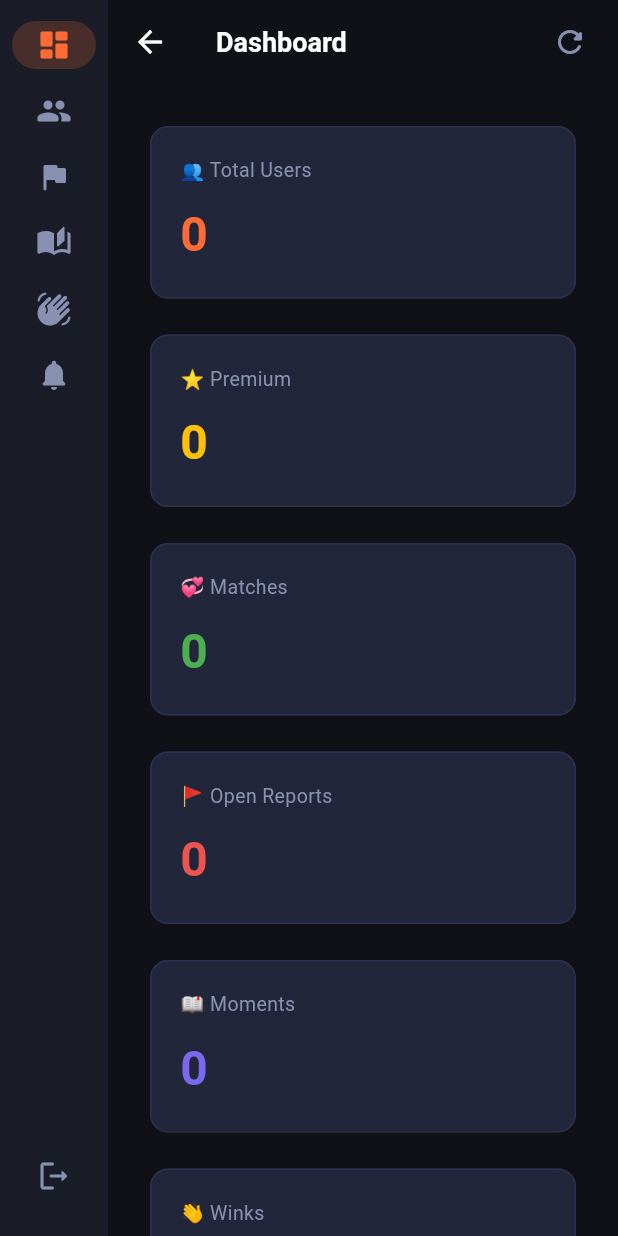
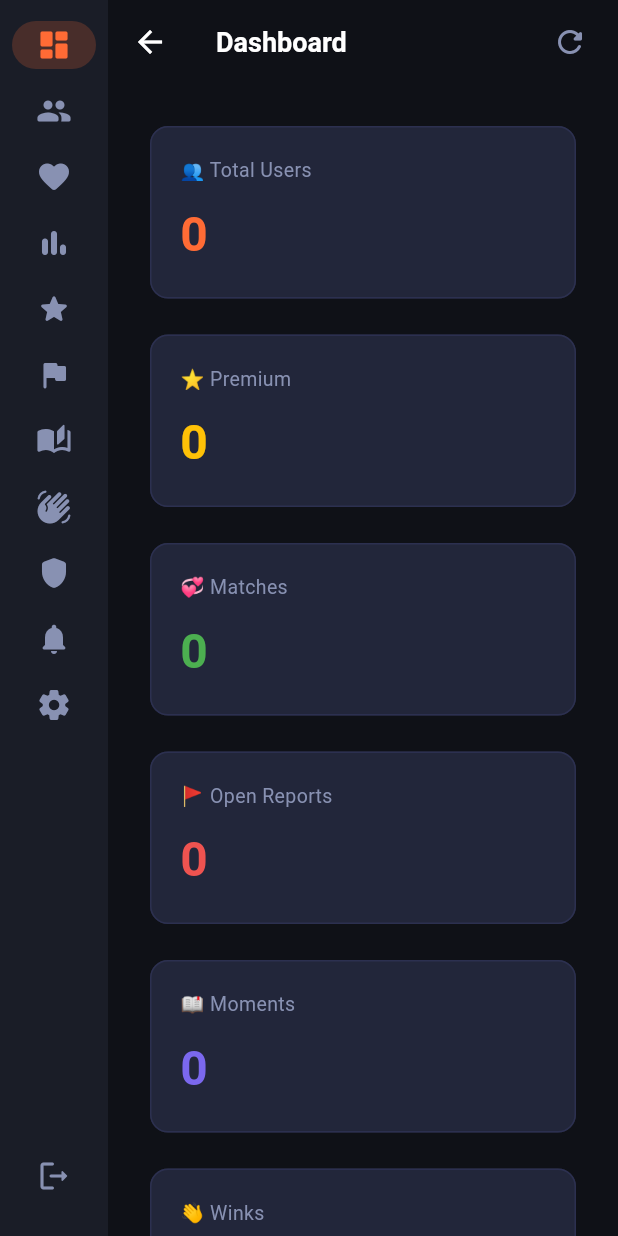
Before and after one commit to hassanmubiru/juicedates_admin, a Flutter app: the AdminShell screen opened directly, on a phone screen of 412 x 824 dp. Run offline on Flutter 3.47's test engine with Material 3 defaults, Android fonts, the phone set to English and light mode, and no system bars; our stand-ins replace cached_network_image, cloud_firestore, data_table_2, firebase_auth, firebase_core, fl_chart; accounts and stored records are empty.

Commit message:
modified:   lib/screens/shell.dart

```diff
--- a/lib/screens/shell.dart
+++ b/lib/screens/shell.dart
@@ -7,14 +7,24 @@ import 'reports_screen.dart';
 import 'moments_screen.dart';
 import 'notifications_screen.dart';
 import 'winks_screen.dart';
+import 'matches_screen.dart';
+import 'analytics_screen.dart';
+import 'subscriptions_screen.dart';
+import 'content_moderation_screen.dart';
+import 'app_config_screen.dart';
 
 const _navItems = [
-  (icon: Icons.dashboard_rounded,       label: 'Dashboard'),
-  (icon: Icons.people_rounded,          label: 'Users'),
-  (icon: Icons.flag_rounded,            label: 'Reports'),
-  (icon: Icons.auto_stories_rounded,    label: 'Moments'),
-  (icon: Icons.waving_hand_rounded,     label: 'Winks'),
-  (icon: Icons.notifications_rounded,   label: 'Notifications'),
+  (icon: Icons.dashboard_rounded,         label: 'Dashboard'),
+  (icon: Icons.people_rounded,            label: 'Users'),
+  (icon: Icons.favorite_rounded,          label: 'Matches'),
+  (icon: Icons.bar_chart_rounded,         label: 'Analytics'),
+  (icon: Icons.star_rounded,              label: 'Subscriptions'),
+  (icon: Icons.flag_rounded,              label: 'Reports'),
+  (icon: Icons.auto_stories_rounded,      label: 'Moments'),
+  (icon: Icons.waving_hand_rounded,       label: 'Winks'),
+  (icon: Icons.shield_rounded,            label: 'Moderation'),
+  (icon: Icons.notifications_rounded,     label: 'Notifications'),
+  (icon: Icons.settings_rounded,          label: 'App Config'),
 ];
 
 const _kSidebarWidth = 220.0;
```
